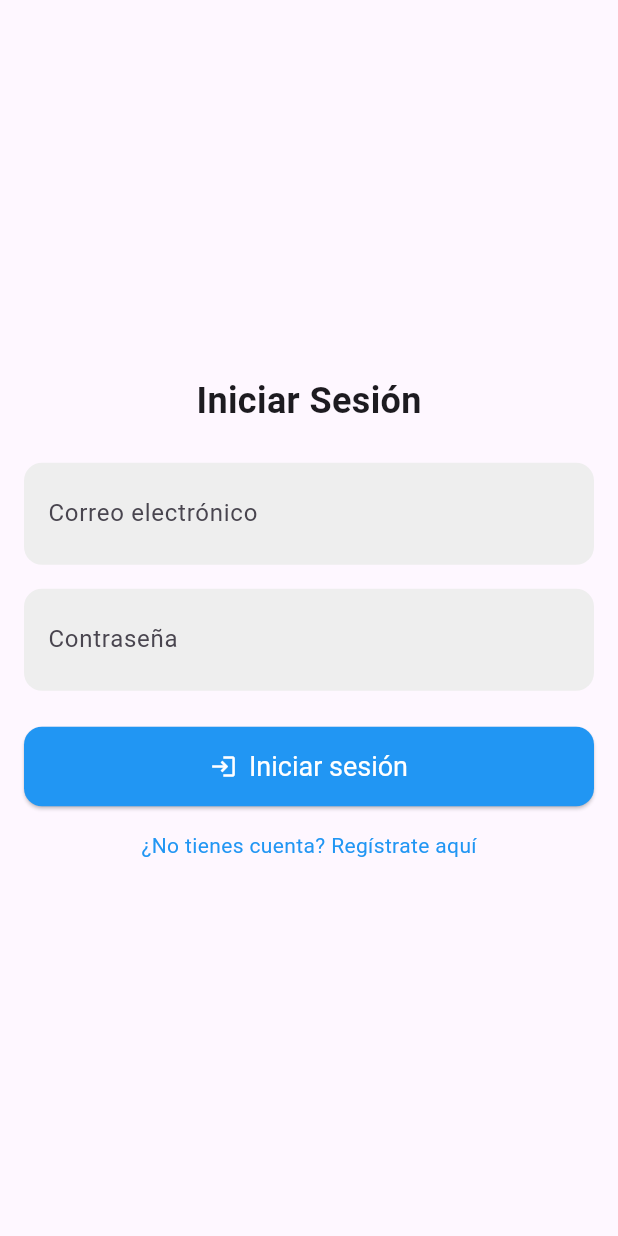
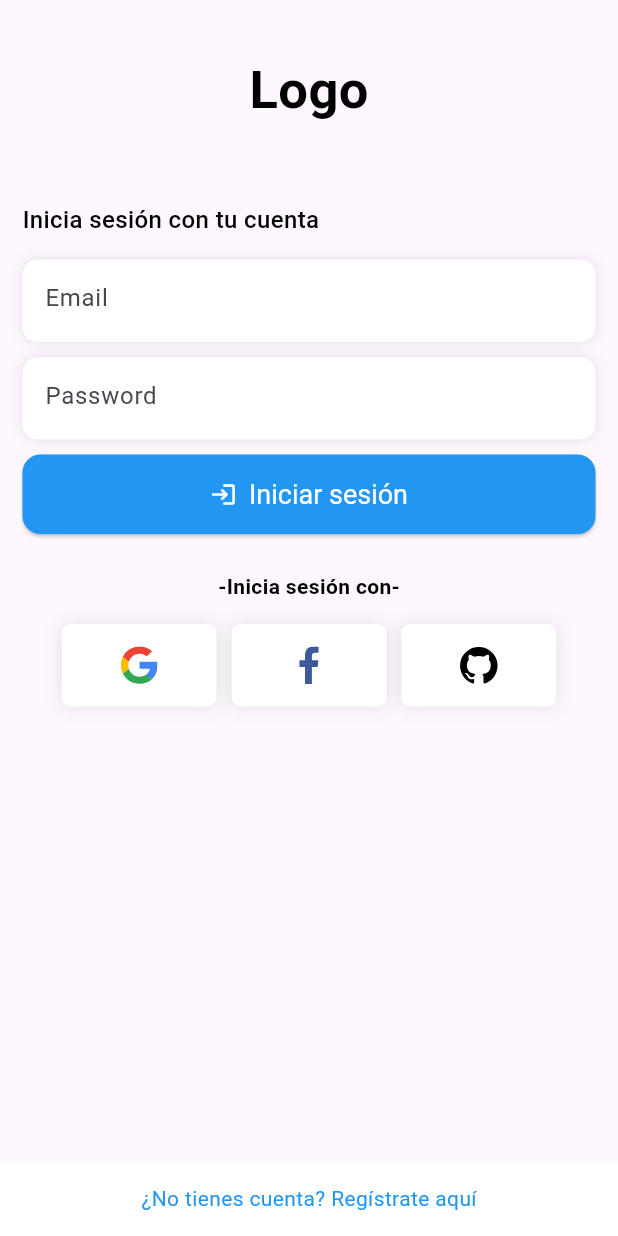
Before and after one commit to TSSW2024/sprint-1, a Flutter app: the screen it shows after launch, on a phone screen of 412 x 824 dp. Run offline on Flutter 3.47's test engine with Material 3 defaults, Android fonts, the phone set to English and light mode, and no system bars; our stand-ins replace flutter_svg; accounts and stored records are empty.

Commit message:
Login Editado por Mauricio

```diff
--- a/lib/views/login/login.screen.dart
+++ b/lib/views/login/login.screen.dart
@@ -1,10 +1,12 @@
+import 'package:ejemplo_1/widgets/social.login.dart';
+import 'package:ejemplo_1/widgets/text.form.global.dart';
 import 'package:flutter/material.dart';
 import 'package:provider/provider.dart';
 
 import '../../viewmodels/auth.viewmodel.dart';
 import '../../widgets/elevated_button.widget.dart';
 import '../../widgets/loading.widget.dart';
-import '../../widgets/text_field.widget.dart';
+//// import '../../widgets/text_field.widget.dart';
 
 class LoginScreen extends StatefulWidget {
   const LoginScreen({super.key});
@@ -64,31 +66,56 @@ class LoginScreenState extends State<LoginScreen> {
     });
 
     return Scaffold(
-      body: Center(
-        child: Padding(
-          padding: const EdgeInsets.all(16.0),
+      body: SingleChildScrollView(
+        child: SafeArea(
+          child: Container(
+            width: double.infinity,
+            padding: const EdgeInsets.all(15.0),
             child: Column(
-            mainAxisAlignment: MainAxisAlignment.center,
+              crossAxisAlignment: CrossAxisAlignment.start,
               children: [
-              const Text(
-                'Iniciar Sesión',
+                const SizedBox(height: 20),
+                Container(
+                  alignment: Alignment.center,
+                  child: const Text(
+                    'Logo',
                     style: TextStyle(
-                  fontSize: 24,
+                      color: Colors.black,
+                      fontSize: 35,
                       fontWeight: FontWeight.bold,
                     ),
                   ),
-              const SizedBox(height: 16),
-              CustomTextField(
+                ),
+                const SizedBox(height: 50),
+
+                const Text(
+                  'Inicia sesión con tu cuenta',
+                  style: TextStyle(
+                    color: Colors.black,
+                    fontSize: 16,
+                    fontWeight: FontWeight.w500,
+                  ),
+                ),
+                const SizedBox(height: 15),
+
+                //// Email input
+                TextFormGlobal(
                   controller: _emailController,
-                labelText: 'Correo electrónico',
-                keyboardType: TextInputType.emailAddress,
+                  text: 'Email',
+                  obscure: false,
+                  textInputType: TextInputType.emailAddress,
                 ),
-              CustomTextField(
+                const SizedBox(height: 10),
+
+                //// Password Input
+                TextFormGlobal(
                   controller: _passwordController,
-                labelText: 'Contraseña',
-                obscureText: true,
+                  text: 'Password',
+                  obscure: true,
+                  textInputType: TextInputType.text,
                 ),
-              const SizedBox(height: 16),
+                const SizedBox(height: 10),
+
                 CustomElevatedButton(
                   icon: Icons.login,
                   text: 'Iniciar sesión',
@@ -99,7 +126,21 @@ class LoginScreenState extends State<LoginScreen> {
                     );
                   },
                 ),
-              const SizedBox(height: 16),
+                const SizedBox(height: 25),
+
+                const SocialLogin(),
+              ],
+            ),
+          ),
+        ),
+      ),
+      bottomNavigationBar: Container(
+        height: 50,
+        color: Colors.white,
+        alignment: Alignment.center,
+        child: Row(
+          mainAxisAlignment: MainAxisAlignment.center,
+          children: [
             GestureDetector(
               onTap: () {
                 Navigator.pushNamed(context, '/register');
@@ -112,7 +153,6 @@ class LoginScreenState extends State<LoginScreen> {
           ],
         ),
       ),
-      ),
     );
   }
 }
--- /dev/null
+++ b/lib/widgets/social.login.dart
@@ -0,0 +1,99 @@
+import 'package:flutter/material.dart';
+import 'package:flutter_svg/flutter_svg.dart';
+
+class SocialLogin extends StatelessWidget {
+  const SocialLogin({Key? key}) : super(key: key);
+
+  @override
+  Widget build(BuildContext context) {
+    return Column(
+      children: [
+        Container(
+          alignment: Alignment.center,
+          child: const Text(
+            '-Inicia sesión con-',
+            style: TextStyle(
+              color: Colors.black,
+              fontWeight: FontWeight.w600,
+            ),
+          ),
+        ),
+        const SizedBox(height: 15),
+        SizedBox(
+          width: MediaQuery.of(context).size.width * 0.8,
+          child: Row(
+            children: [
+              //// Google
+              Expanded(
+                child: Container(
+                  alignment: Alignment.center,
+                  height: 55,
+                  decoration: BoxDecoration(
+                    color: Colors.white,
+                    borderRadius: BorderRadius.circular(6),
+                    boxShadow: [
+                      BoxShadow(
+                        color: Colors.black.withOpacity(0.1),
+                        blurRadius: 10,
+                      ),
+                    ],
+                  ),
+                  child: SvgPicture.asset(
+                    'assets/images/google.svg',
+                    height: 25,
+                  ),
+                ),
+              ),
+              const SizedBox(width: 10),
+
+              //// Facebook
+              Expanded(
+                child: Container(
+                  alignment: Alignment.center,
+                  height: 55,
+                  decoration: BoxDecoration(
+                    color: Colors.white,
+                    borderRadius: BorderRadius.circular(6),
+                    boxShadow: [
+                      BoxShadow(
+                        color: Colors.black.withOpacity(0.1),
+                        blurRadius: 10,
+                      ),
+                    ],
+                  ),
+                  child: SvgPicture.asset(
+                    'assets/images/facebook.svg',
+                    height: 25,
+                  ),
+                ),
+              ),
+              const SizedBox(width: 10),
+
+              //// GitHub
+              Expanded(
+                child: Container(
+                  alignment: Alignment.center,
+                  height: 55,
+                  decoration: BoxDecoration(
+                    color: Colors.white,
+                    borderRadius: BorderRadius.circular(6),
+                    boxShadow: [
+                      BoxShadow(
+                        color: Colors.black.withOpacity(0.1),
+                        blurRadius: 10,
+                      ),
+                    ],
+                  ),
+                  child: SvgPicture.asset(
+                    'assets/images/github.svg',
+                    height: 30,
+                  ),
+                ),
+              ),
+            ],
+          ),
+        ),
+      ],
+    );
+  }
+}
--- /dev/null
+++ b/lib/widgets/text.form.global.dart
@@ -0,0 +1,45 @@
+import 'package:flutter/material.dart';
+
+class TextFormGlobal extends StatelessWidget {
+  const TextFormGlobal(
+      {Key? key,
+      required this.controller,
+      required this.text,
+      required this.textInputType,
+      required this.obscure})
+      : super(key: key);
+  final TextEditingController controller;
+  final String text;
+  final TextInputType textInputType;
+  final bool obscure;
+
+  @override
+  Widget build(BuildContext context) {
+    return Container(
+      height: 55,
+      padding: const EdgeInsets.only(top: 2, left: 15),
+      decoration: BoxDecoration(
+          color: Colors.white,
+          borderRadius: BorderRadius.circular(10),
+          boxShadow: [
+            BoxShadow(
+              color: Colors.black.withOpacity(0.1),
+              blurRadius: 7,
+            )
+          ]),
+      child: TextFormField(
+        controller: controller,
+        keyboardType: textInputType,
+        obscureText: obscure,
+        decoration: InputDecoration(
+          hintText: text,
+          border: InputBorder.none,
+          contentPadding: const EdgeInsets.all(0),
+          hintStyle: const TextStyle(
+            height: 1,
+          ),
+        ),
+      ),
+    );
+  }
+}
--- a/pubspec.yaml
+++ b/pubspec.yaml
@@ -10,6 +10,9 @@ dependencies:
   flutter:
     sdk: flutter
   provider: ^6.1.2
+  get: ^4.6.6
+  hexcolor: ^3.0.1
+  flutter_svg: ^2.0.10+1
 
 dev_dependencies:
   flutter_test:
@@ -18,3 +21,5 @@ dev_dependencies:
 
 flutter:
   uses-material-design: true
+  assets:
+    - assets/images/
```
Also changed, not shown: assets/images/facebook.svg (added), assets/images/github.svg (added), assets/images/google.svg (added), pubspec.lock. Lines whose indentation alone changed are shown as unchanged.
